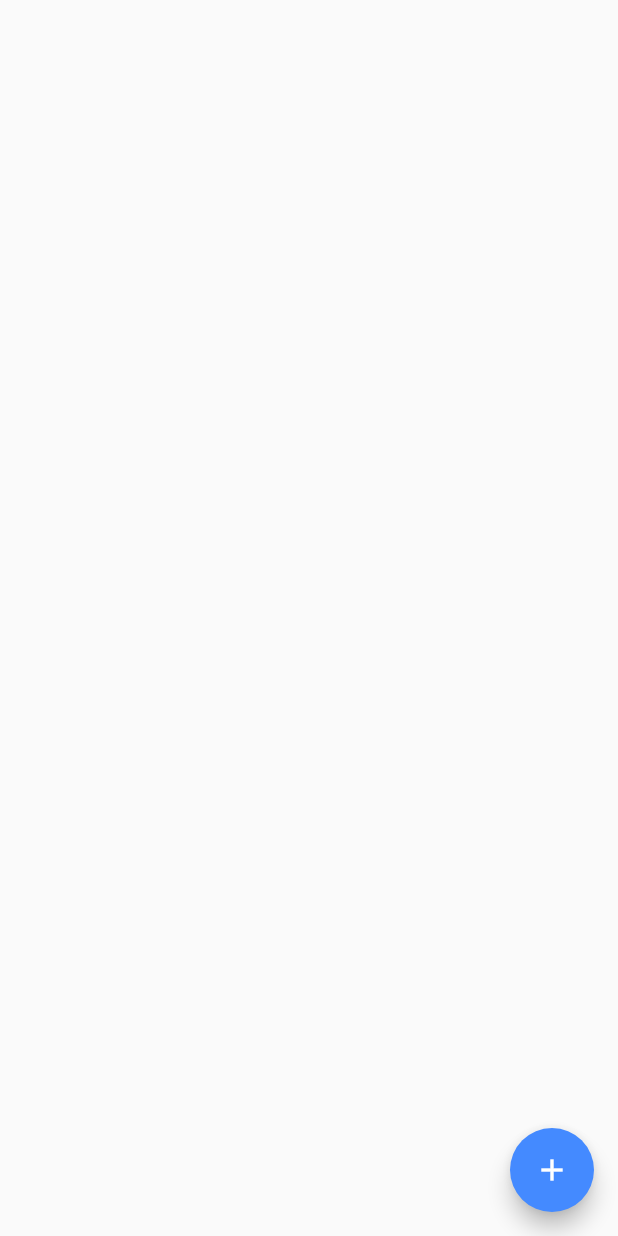
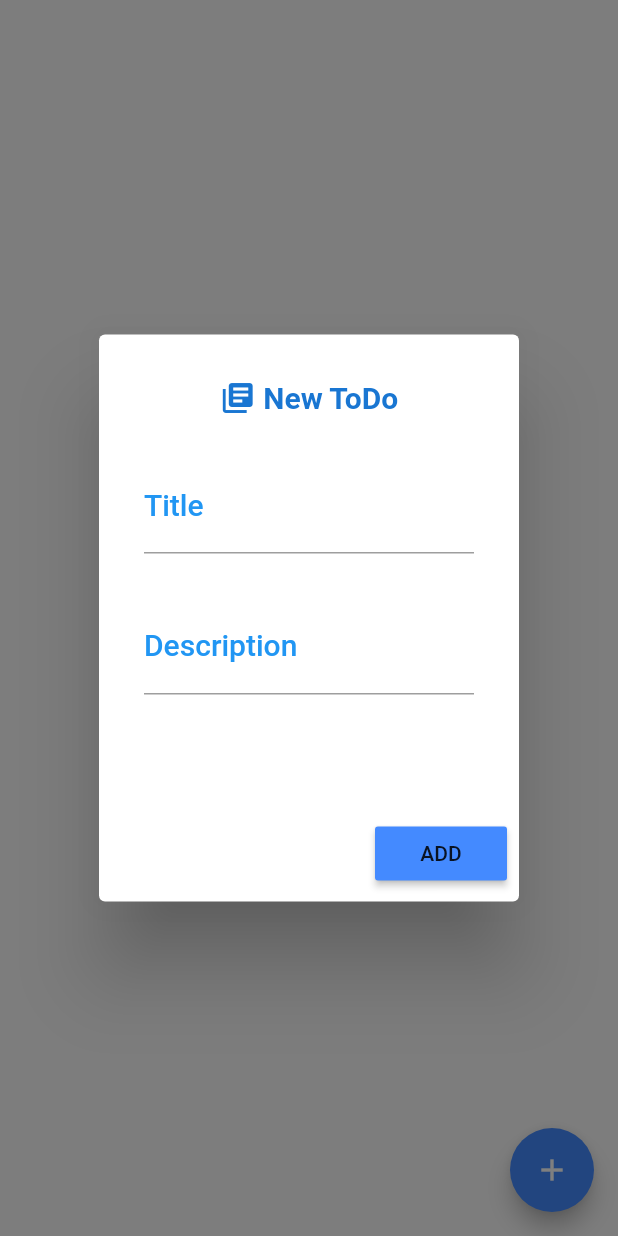
Before and after one commit to LeonardoBerlatto/flutter-todo-list, a Flutter app: the screen it shows after launch, after a tap on the "add" icon, on a phone screen of 412 x 824 dp. Run offline on Flutter 3.47's test engine with Material 2 defaults, Android fonts, the phone set to English and light mode, and no system bars.

Commit message:
✨ Creating dialog to add new toDos

```diff
--- /dev/null
+++ b/lib/components/dialog/add-todo-dialog.dart
@@ -0,0 +1,46 @@
+import 'package:flutter/material.dart';
+import 'package:todo_list/components/input/text-area.dart';
+import 'package:todo_list/components/input/text-input.dart';
+
+class AddToDoDialog extends StatelessWidget {
+  @override
+  Widget build(BuildContext context) {
+    return AlertDialog(
+      contentPadding: EdgeInsets.symmetric(vertical: 30, horizontal: 30),
+      titlePadding: EdgeInsets.fromLTRB(30, 30, 30, 0),
+      title: Row(
+        mainAxisAlignment: MainAxisAlignment.center,
+        children: <Widget>[
+          Icon(Icons.library_books),
+          Padding(
+            padding: const EdgeInsets.only(left: 5.0),
+            child: Text('New ToDo'),
+          )
+        ],
+      ),
+      content: Form(
+        child: SingleChildScrollView(
+          child: Container(
+            constraints: BoxConstraints.expand(height: 200),
+            child: Column(
+              mainAxisAlignment: MainAxisAlignment.start,
+              children: <Widget>[
+                TextInput('Title'),
+                TextArea('Description')
+              ],
+            ),
+          ),
+        ),
+      ),
+      actions: <Widget>[
+        RaisedButton(
+          color: Colors.blueAccent,
+          child: Text('ADD'),
+          onPressed: () {
+            Navigator.of(context).pop();
+          },
+        ),
+      ],
+    );
+  }
+}
--- /dev/null
+++ b/lib/components/input/text-area.dart
@@ -0,0 +1,19 @@
+import 'package:flutter/material.dart';
+
+class TextArea extends StatelessWidget {
+  final String labelText;
+  final TextEditingController controller;
+
+  const TextArea(this.labelText, {this.controller});
+
+  @override
+  Widget build(BuildContext context) {
+    return TextFormField(
+        maxLines: null,
+        style: TextStyle(fontSize: 18),
+        keyboardType: TextInputType.multiline,
+        decoration: InputDecoration(
+          labelText: 'Description',
+        ));
+  }
+}
--- /dev/null
+++ b/lib/components/input/text-input.dart
@@ -0,0 +1,21 @@
+import 'package:flutter/material.dart';
+
+class TextInput extends StatelessWidget {
+  final String labelText;
+  final TextEditingController controller;
+  final Function validator;
+
+  const TextInput(this.labelText, {this.controller, this.validator});
+
+  @override
+  Widget build(BuildContext context) {
+    return Container(
+        margin: EdgeInsets.only(bottom: 30),
+        child: TextFormField(
+          decoration: InputDecoration(
+            labelText: labelText,
+          ),
+          controller: controller,
+        ));
+  }
+}
--- a/lib/main.dart
+++ b/lib/main.dart
@@ -5,6 +5,7 @@ import 'package:flutter/material.dart';
 import 'package:path_provider/path_provider.dart';
 import 'package:todo_list/theme/style.dart';
 
+import 'components/dialog/add-todo-dialog.dart';
 import 'models/todo.dart';
 
 void main() => runApp(ToDoApp());
@@ -39,6 +40,23 @@ class _HomeState extends State<AppHome> {
     return file.writeAsString(encodedJsonList);
   }
 
+  Future<void> _displayDialog() async {
+    return showGeneralDialog<void>(
+        context: context,
+        transitionBuilder: (context, firstAnimation, secondAnimation, widget) {
+          return Transform.scale(
+            scale: firstAnimation.value,
+            child: AddToDoDialog(),
+          );
+        },
+        transitionDuration: Duration(milliseconds: 250),
+        barrierDismissible: false,
+        barrierLabel: '',
+        pageBuilder: (context, animation1, animation2) {
+          return null;
+        });
+  }
+
   @override
   Widget build(BuildContext context) {
     return Scaffold(
@@ -46,9 +64,7 @@ class _HomeState extends State<AppHome> {
         child: Container(),
       ),
       floatingActionButton: FloatingActionButton(
-        onPressed: () {
-          // TODO: display dialog
-        },
+        onPressed: () async => await _displayDialog(),
         child: Icon(Icons.add),
       ),
     );
```
